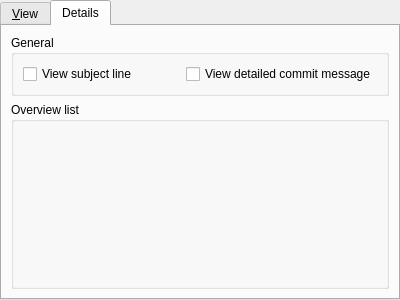
Qt form src/Modules/History/HistoryConfigPage.ui (macgitver/MacGitver) before a commit.
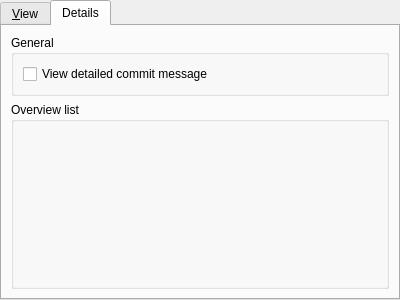
The same form after that commit. The open tabs and pages were chosen to show the change. Custom widgets are drawn as their Qt base class.

Commit message: History: Remove Show Subect Line from Config Page

Diff of the .ui file:
```diff
--- a/src/Modules/History/HistoryConfigPage.ui
+++ b/src/Modules/History/HistoryConfigPage.ui
@@ -81,13 +81,6 @@
           <string>General</string>
          </property>
          <layout class="QHBoxLayout" name="horizontalLayout_3">
-          <item>
-           <widget class="QCheckBox" name="chkViewSubjectLine">
-            <property name="text">
-             <string>View subject line</string>
-            </property>
-           </widget>
-          </item>
           <item>
            <widget class="QCheckBox" name="chkViewCommitDetails">
             <property name="text">
```
